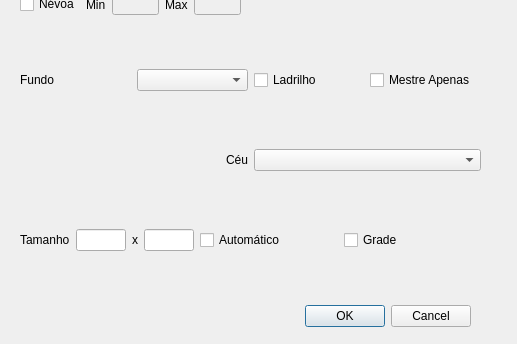
First picture: the form in ifg/qt/ui/cenario.ui, repository matferib/tabuleiro-virtual, before the edit; both pictures show x 0 to 517 and y 360 to 704 of the 517 by 704 pixel window.
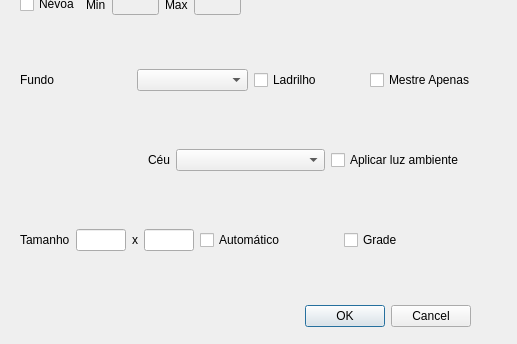
Second picture: the form after the edit.

Diff of the .ui file:
```diff
--- a/ifg/qt/ui/cenario.ui
+++ b/ifg/qt/ui/cenario.ui
@@ -580,6 +580,16 @@
     <item>
      <widget class="QComboBox" name="combo_ceu"/>
     </item>
+    <item>
+     <widget class="QCheckBox" name="checkbox_luz_ceu">
+      <property name="toolTip">
+       <string>Se marcado, o tamanho do tabuleiro será computado a partir do tamanho da textura.</string>
+      </property>
+      <property name="text">
+       <string>Aplicar luz ambiente</string>
+      </property>
+     </widget>
+    </item>
    </layout>
   </widget>
   <widget class="QWidget" name="horizontalLayoutWidget_5">
```
